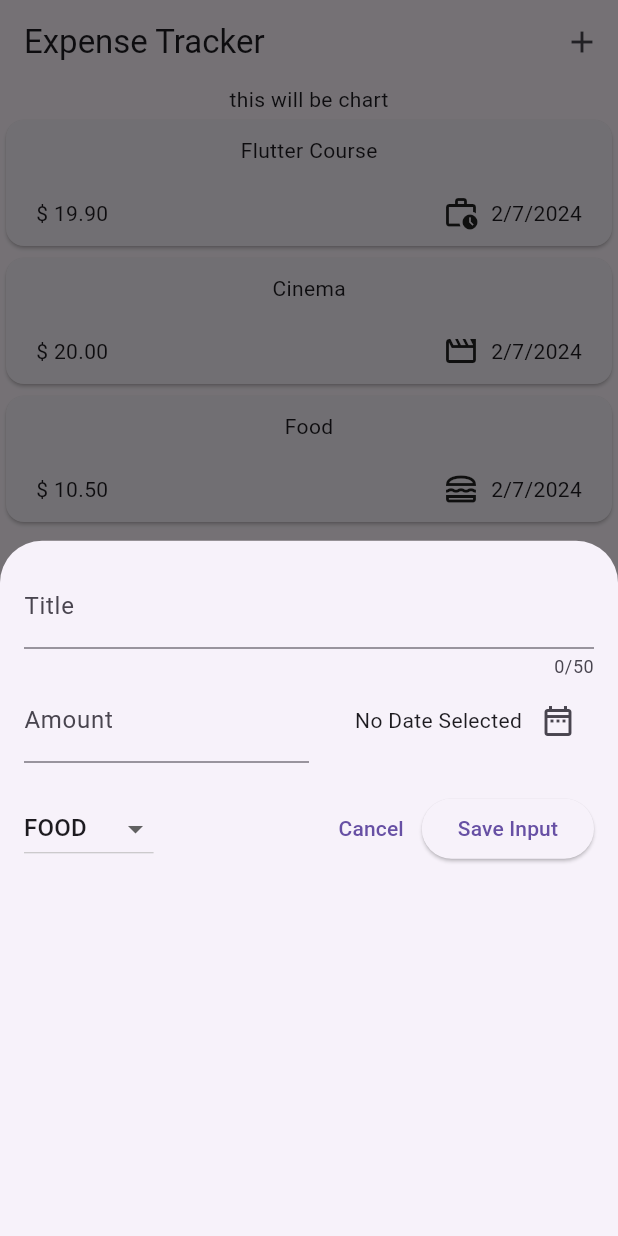
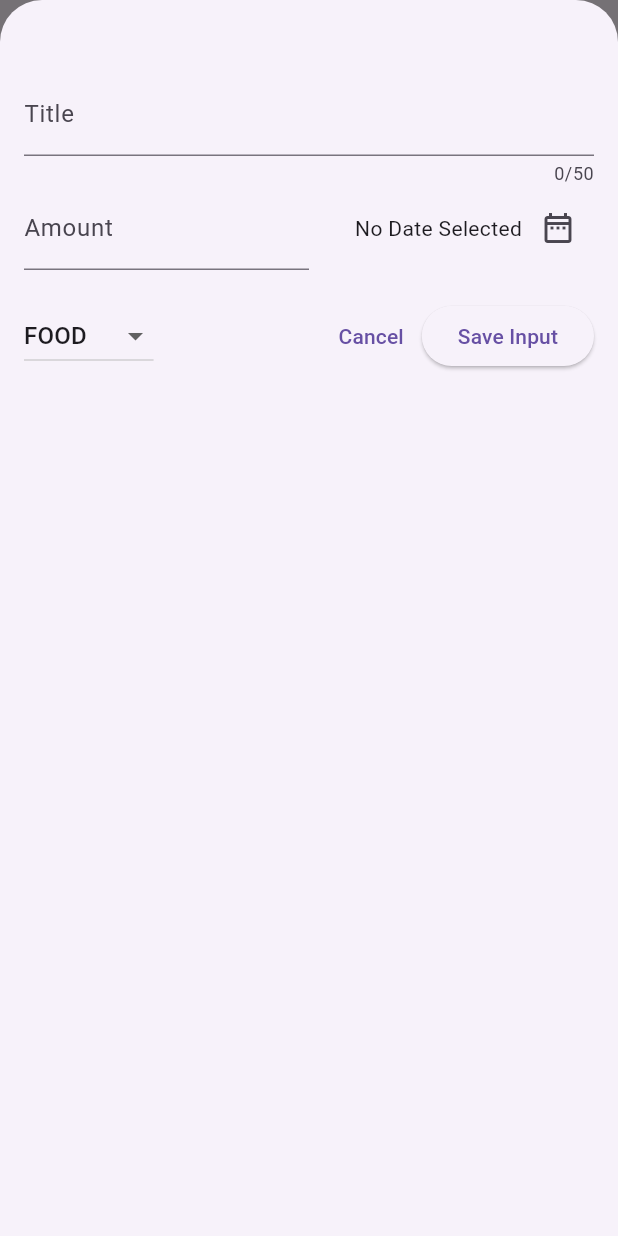
Before and after one commit to ddreambug/expense_tracker, a Flutter app: the screen it shows after launch, after a tap on the "add" icon, on a phone screen of 412 x 824 dp. Run offline on Flutter 3.47's test engine with Material 3 defaults, Android fonts, the phone set to English and light mode, and no system bars.

Commit message:
saving the input

```diff
--- a/lib/widgets/expenses.dart
+++ b/lib/widgets/expenses.dart
@@ -32,9 +32,18 @@ class _ExpensesState extends State<Expenses> {
 
   void _openAddExpenseDisplay() {
     showModalBottomSheet(
+      isScrollControlled: true,
       context: context,
-      builder: (ctx) => const NewExpenses(),
+      builder: (ctx) => NewExpenses(
+        onAddExpense: _addNewItem,
+      ),
     );
+  }
+
+  void _addNewItem(ExpenseModel expense) {
+    setState(() {
+      _registeredExpenses.add(expense);
+    });
   }
 
   @override
--- a/lib/widgets/new_expenses.dart
+++ b/lib/widgets/new_expenses.dart
@@ -2,7 +2,9 @@ import 'package:flutter/material.dart';
 import 'package:expense_tracker/model/expense_model.dart';
 
 class NewExpenses extends StatefulWidget {
-  const NewExpenses({super.key});
+  const NewExpenses({super.key, required this.onAddExpense});
+
+  final void Function(ExpenseModel expense) onAddExpense;
 
   @override
   State<NewExpenses> createState() {
@@ -53,6 +55,12 @@ class _NewExpensesState extends State<NewExpenses> {
               ));
       return;
     }
+    widget.onAddExpense(ExpenseModel(
+        title: _titleController.text,
+        amount: enteredAmount,
+        date: _dateSelected!,
+        category: category));
+    Navigator.pop(context);
   }
 
   @override
@@ -65,7 +73,7 @@ class _NewExpensesState extends State<NewExpenses> {
   @override
   Widget build(BuildContext context) {
     return Padding(
-      padding: const EdgeInsets.all(16),
+      padding: const EdgeInsets.fromLTRB(16, 48, 16, 16),
       child: Column(
         children: [
           TextField(
```
